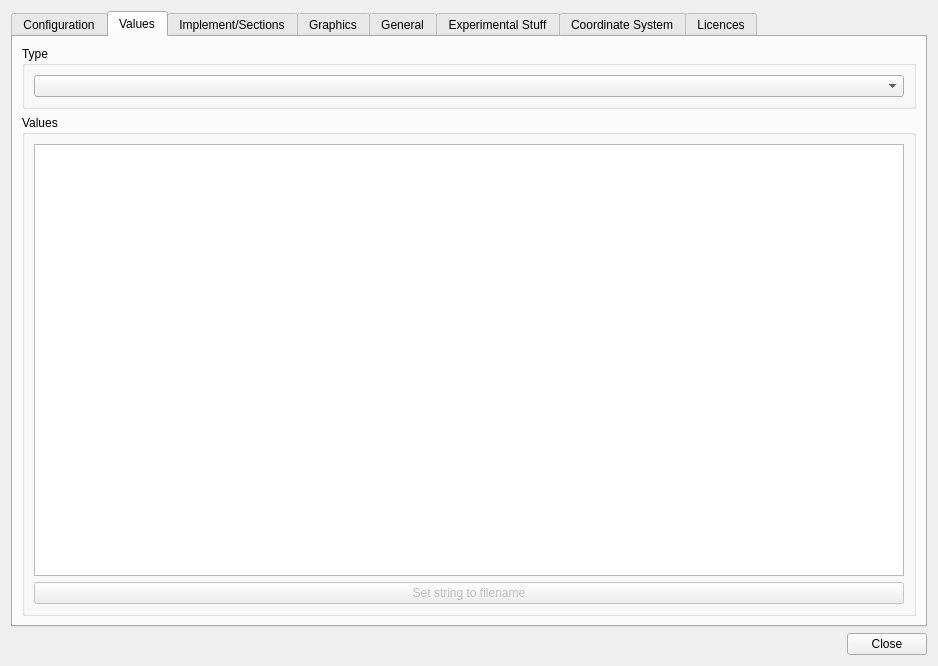
Above: src/gui/SettingsDialog.ui from eringerli/QtOpenGuidance before the change. Below: the same form after it.
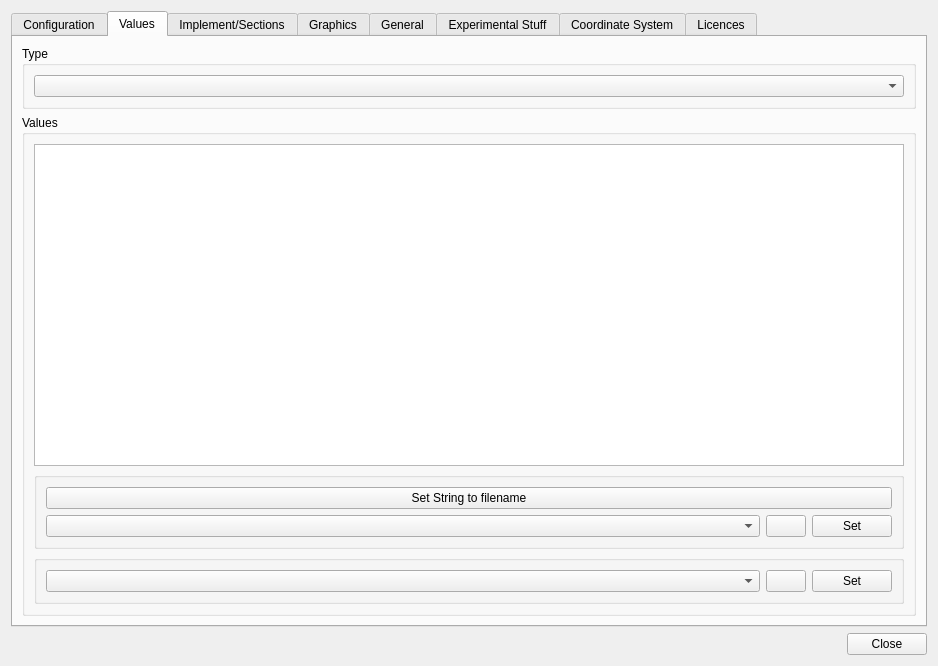
That is the form after the change. The open tabs and pages were chosen to show the change. Icons and pictures are not drawn. Custom widgets are drawn as their Qt base class.

Commit message: Added GUI for adding com-ports and baudrates

Diff of the .ui file:
```diff
--- a/src/gui/SettingsDialog.ui
+++ b/src/gui/SettingsDialog.ui
@@ -228,13 +228,114 @@
              </widget>
             </item>
             <item>
-             <widget class="QPushButton" name="pbSetStringToFilename">
-              <property name="enabled">
+             <widget class="QGroupBox" name="grpString">
+              <property name="title">
+               <string/>
+              </property>
+              <property name="flat">
                <bool>false</bool>
               </property>
-              <property name="text">
-               <string>Set string to filename</string>
+              <layout class="QGridLayout" name="gridLayout_8">
+               <item row="1" column="0">
+                <widget class="QComboBox" name="cbComPorts">
+                 <property name="sizePolicy">
+                  <sizepolicy hsizetype="Preferred" vsizetype="Fixed">
+                   <horstretch>1</horstretch>
+                   <verstretch>0</verstretch>
+                  </sizepolicy>
+                 </property>
+                </widget>
+               </item>
+               <item row="1" column="1">
+                <widget class="QPushButton" name="pbComPortRefresh">
+                 <property name="text">
+                  <string/>
+                 </property>
+                 <property name="icon">
+                  <iconset resource="../../res/ressources.qrc">
+                   <normaloff>:/icons/Batman48.png</normaloff>:/icons/Batman48.png</iconset>
+                 </property>
+                 <property name="iconSize">
+                  <size>
+                   <width>20</width>
+                   <height>20</height>
+                  </size>
+                 </property>
+                </widget>
+               </item>
+               <item row="1" column="2">
+                <widget class="QPushButton" name="pbComPortSet">
+                 <property name="minimumSize">
+                  <size>
+                   <width>50</width>
+                   <height>0</height>
+                  </size>
+                 </property>
+                 <property name="text">
+                  <string>Set</string>
+                 </property>
+                </widget>
+               </item>
+               <item row="0" column="0" colspan="3">
+                <widget class="QPushButton" name="pbSetStringToFilename">
+                 <property name="enabled">
+                  <bool>true</bool>
+                 </property>
+                 <property name="text">
+                  <string>Set String to filename</string>
+                 </property>
+                </widget>
+               </item>
+              </layout>
+             </widget>
+            </item>
+            <item>
+             <widget class="QGroupBox" name="grpNumber">
+              <property name="title">
+               <string/>
               </property>
+              <layout class="QGridLayout" name="gridLayout_9">
+               <item row="0" column="0">
+                <widget class="QComboBox" name="cbBaudrate">
+                 <property name="sizePolicy">
+                  <sizepolicy hsizetype="Preferred" vsizetype="Fixed">
+                   <horstretch>1</horstretch>
+                   <verstretch>0</verstretch>
+                  </sizepolicy>
+                 </property>
+                </widget>
+               </item>
+               <item row="0" column="1">
+                <widget class="QPushButton" name="pbBaudrateRefresh">
+                 <property name="text">
+                  <string/>
+                 </property>
+                 <property name="icon">
+                  <iconset resource="../../res/ressources.qrc">
+                   <normaloff>:/icons/Batman48.png</normaloff>:/icons/Batman48.png</iconset>
+                 </property>
+                 <property name="iconSize">
+                  <size>
+                   <width>20</width>
+                   <height>20</height>
+                  </size>
+                 </property>
+                </widget>
+               </item>
+               <item row="0" column="2">
+                <widget class="QPushButton" name="pbBaudrateSet">
+                 <property name="minimumSize">
+                  <size>
+                   <width>50</width>
+                   <height>0</height>
+                  </size>
+                 </property>
+                 <property name="text">
+                  <string>Set</string>
+                 </property>
+                </widget>
+               </item>
+              </layout>
              </widget>
             </item>
            </layout>
```
Left out of the diff: 2 changed lines with no effect on the pictures. The commit also changes 2 other files.
